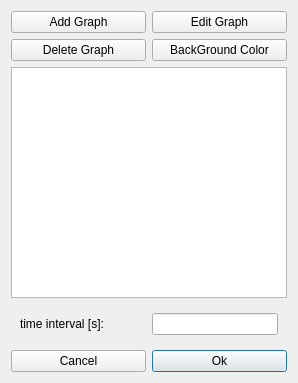
joaodeus/mathgraphica, file graph2D/graph2d_editor_gui.ui: the form before one commit.
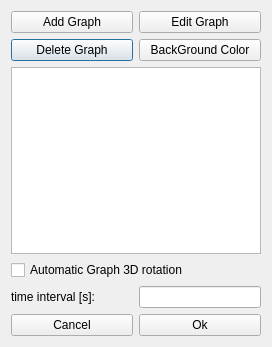
The form after the commit. Icons and pictures are not drawn.

Commit message: added defaultlist of 2D/3D graphs for the user convenience, added option to turn on/off 3d automatic rotation

```diff
--- a/graph2D/graph2d_editor_gui.ui
+++ b/graph2D/graph2d_editor_gui.ui
@@ -6,8 +6,8 @@
    <rect>
     <x>0</x>
     <y>0</y>
-    <width>298</width>
-    <height>383</height>
+    <width>272</width>
+    <height>347</height>
    </rect>
   </property>
   <property name="windowTitle">
@@ -19,67 +19,31 @@
   </property>
   <layout class="QGridLayout" name="gridLayout">
    <item row="4" column="1">
-    <widget class="QPushButton" name="pushButton_ok">
-     <property name="text">
-      <string>Ok</string>
+    <widget class="QLineEdit" name="lineEdit_t_delta">
+     <property name="sizePolicy">
+      <sizepolicy hsizetype="Minimum" vsizetype="Fixed">
+       <horstretch>0</horstretch>
+       <verstretch>0</verstretch>
+      </sizepolicy>
      </property>
     </widget>
    </item>
    <item row="4" column="0">
-    <widget class="QPushButton" name="pushButton_cancel">
+    <widget class="QLabel" name="label">
+     <property name="sizePolicy">
+      <sizepolicy hsizetype="Minimum" vsizetype="Fixed">
+       <horstretch>0</horstretch>
+       <verstretch>0</verstretch>
+      </sizepolicy>
+     </property>
      <property name="text">
-      <string>Cancel</string>
+      <string>time interval [s]:</string>
      </property>
     </widget>
    </item>
    <item row="2" column="0" colspan="2">
     <widget class="QTableWidget" name="tableWidget_graph2D_list"/>
    </item>
-   <item row="0" column="1">
-    <widget class="QPushButton" name="pushButton_edit">
-     <property name="text">
-      <string>Edit Graph</string>
-     </property>
-    </widget>
-   </item>
-   <item row="3" column="0" colspan="2">
-    <widget class="QFrame" name="frame">
-     <property name="frameShape">
-      <enum>QFrame::NoFrame</enum>
-     </property>
-     <property name="frameShadow">
-      <enum>QFrame::Raised</enum>
-     </property>
-     <property name="lineWidth">
-      <number>0</number>
-     </property>
-     <layout class="QHBoxLayout" name="horizontalLayout">
-      <item>
-       <widget class="QLabel" name="label">
-        <property name="sizePolicy">
-         <sizepolicy hsizetype="Minimum" vsizetype="Fixed">
-          <horstretch>0</horstretch>
-          <verstretch>0</verstretch>
-         </sizepolicy>
-        </property>
-        <property name="text">
-         <string>time interval [s]:</string>
-        </property>
-       </widget>
-      </item>
-      <item>
-       <widget class="QLineEdit" name="lineEdit_t_delta">
-        <property name="sizePolicy">
-         <sizepolicy hsizetype="Minimum" vsizetype="Fixed">
-          <horstretch>0</horstretch>
-          <verstretch>0</verstretch>
-         </sizepolicy>
-        </property>
-       </widget>
-      </item>
-     </layout>
-    </widget>
-   </item>
    <item row="1" column="0">
     <widget class="QPushButton" name="pushButton_delete">
      <property name="text">
@@ -87,10 +51,17 @@
      </property>
     </widget>
    </item>
-   <item row="1" column="1">
-    <widget class="QPushButton" name="pushButton_backGndColor">
+   <item row="5" column="0">
+    <widget class="QPushButton" name="pushButton_cancel">
      <property name="text">
-      <string>BackGround Color</string>
+      <string>Cancel</string>
+     </property>
+    </widget>
+   </item>
+   <item row="5" column="1">
+    <widget class="QPushButton" name="pushButton_ok">
+     <property name="text">
+      <string>Ok</string>
      </property>
     </widget>
    </item>
@@ -101,6 +72,27 @@
      </property>
     </widget>
    </item>
+   <item row="1" column="1">
+    <widget class="QPushButton" name="pushButton_backGndColor">
+     <property name="text">
+      <string>BackGround Color</string>
+     </property>
+    </widget>
+   </item>
+   <item row="0" column="1">
+    <widget class="QPushButton" name="pushButton_edit">
+     <property name="text">
+      <string>Edit Graph</string>
+     </property>
+    </widget>
+   </item>
+   <item row="3" column="0" colspan="2">
+    <widget class="QCheckBox" name="checkBox_automaticGraph3DRotation">
+     <property name="text">
+      <string>Automatic Graph 3D rotation</string>
+     </property>
+    </widget>
+   </item>
   </layout>
  </widget>
  <tabstops>
```
Left out of the diff: 1 changed line with no effect on the pictures. The commit also changes 15 other files.
